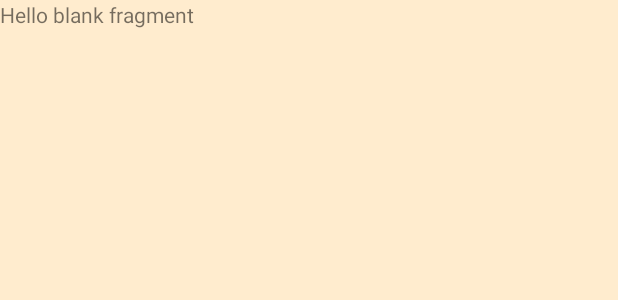
After one commit to yojan15/KeepNotes, an Android app: the layout fragment_get_all_notes.xml on its own in the app's theme, with its tools: preview values and no code run, on a phone screen of 412 x 824 dp. The commit adds this screen. Shown: the top 300 px of the screen. Run offline under Robolectric (Android 15) with nearby library versions, the phone set to English and light mode, and no system bars.

Commit message:
insert & getAll fragment created with onClick

```diff
--- /dev/null
+++ b/app/src/main/res/drawable/baseline_note_add_24.xml
@@ -0,0 +1,5 @@
+<vector android:autoMirrored="true" android:height="24dp"
+    android:tint="#000000" android:viewportHeight="24"
+    android:viewportWidth="24" android:width="24dp" xmlns:android="http://schemas.android.com/apk/res/android">
+    <path android:fillColor="@android:color/white" android:pathData="M14,2L6,2c-1.1,0 -1.99,0.9 -1.99,2L4,20c0,1.1 0.89,2 1.99,2L18,22c1.1,0 2,-0.9 2,-2L20,8l-6,-6zM16,16h-3v3h-2v-3L8,16v-2h3v-3h2v3h3v2zM13,9L13,3.5L18.5,9L13,9z"/>
+</vector>
--- /dev/null
+++ b/app/src/main/res/layout/fragment_get_all_notes.xml
@@ -0,0 +1,16 @@
+<?xml version="1.0" encoding="utf-8"?>
+<FrameLayout xmlns:android="http://schemas.android.com/apk/res/android"
+    xmlns:tools="http://schemas.android.com/tools"
+    android:layout_width="match_parent"
+    android:layout_height="match_parent"
+    android:background="@color/mainColor"
+    android:id="@+id/getAllNoteFrame"
+    tools:context=".GetAllNotes">
+
+    <!-- TODO: Update blank fragment layout -->
+    <TextView
+        android:layout_width="match_parent"
+        android:layout_height="match_parent"
+        android:text="@string/hello_blank_fragment" />
+
+</FrameLayout>
--- a/app/src/main/res/layout/fragment_insert.xml
+++ b/app/src/main/res/layout/fragment_insert.xml
@@ -6,6 +6,7 @@
     android:layout_width="match_parent"
     android:layout_height="match_parent"
     android:background="#ffecce"
+    android:id="@+id/insertNoteFrame"
     tools:context=".view.InsertFragment">
 
     <EditText
@@ -36,6 +37,7 @@
         android:layout_width="wrap_content"
         android:layout_height="wrap_content"
         android:layout_marginTop="16dp"
+        android:layout_marginEnd="28dp"
         android:text="Add"
         app:layout_constraintEnd_toEndOf="parent"
         app:layout_constraintTop_toTopOf="parent" />
--- a/app/src/main/res/values/colors.xml
+++ b/app/src/main/res/values/colors.xml
@@ -2,4 +2,5 @@
 <resources>
     <color name="black">#FF000000</color>
     <color name="white">#FFFFFFFF</color>
+    <color name="mainColor">#ffecce</color>
 </resources>
```
Also changed, not shown: app/src/main/java/com/example/keepnotes/GetAllNotes.kt (added, +59 -0 lines), app/src/main/java/com/example/keepnotes/MainActivity.kt (+16 -1 lines), app/src/main/res/layout/activity_main.xml (+8 -6 lines).
